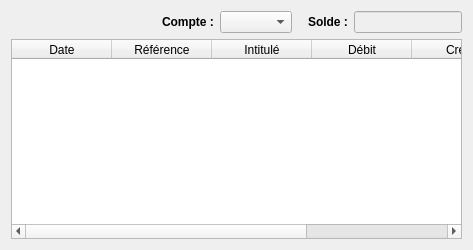
The window that gui/ComptesForm.ui (hoxuanvinh1999/LO21_OOP) describes before a commit, drawn with Qt 5.
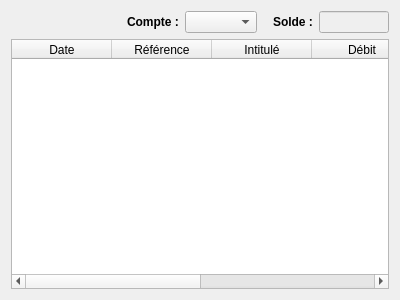
The same window after the commit. Icons and pictures are not drawn.

```diff
--- a/gui/ComptesForm.ui
+++ b/gui/ComptesForm.ui
@@ -6,8 +6,8 @@
    <rect>
     <x>0</x>
     <y>0</y>
-    <width>473</width>
-    <height>250</height>
+    <width>400</width>
+    <height>300</height>
    </rect>
   </property>
   <property name="cursor">
```
